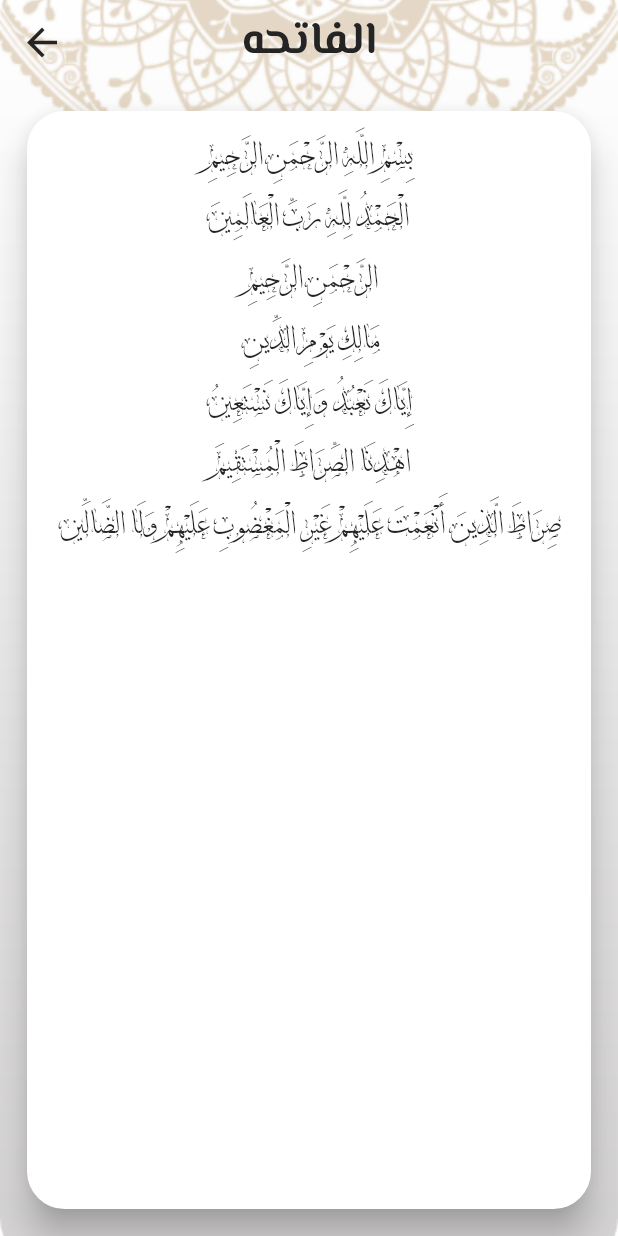
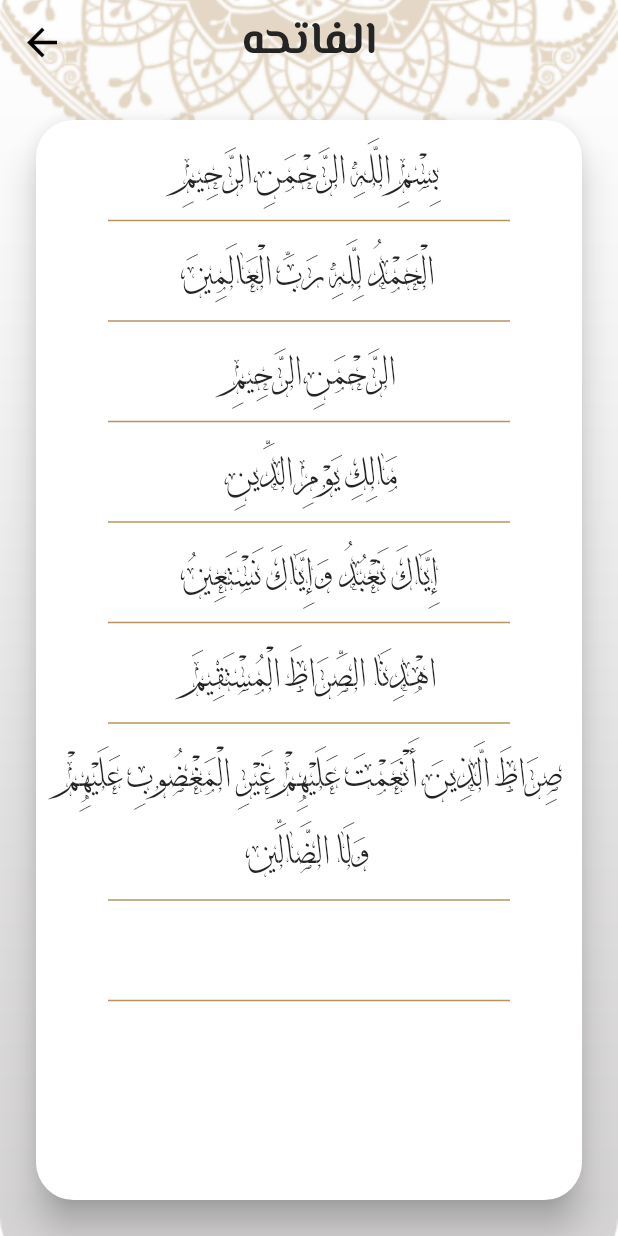
Before and after one commit to youssef18851/islami_app, a Flutter app: the screen it shows after launch, after a tap on "الفاتحه", on a phone screen of 412 x 824 dp. Run offline on Flutter 3.47's test engine with Material 2 defaults, Android fonts, the phone set to English and light mode, and no system bars; our stand-ins replace google_fonts; generated files the repository leaves out were written again.

Commit message:
finish dark mode and change theming

```diff
--- a/lib/home.dart
+++ b/lib/home.dart
@@ -1,11 +1,13 @@
 import 'package:flutter/material.dart';
+import 'package:islami_app/providers/my_provider.dart';
 import 'package:islami_app/tabs/ahadeth_tab.dart';
 import 'package:islami_app/tabs/quran_tab.dart';
 import 'package:islami_app/tabs/radio_tab.dart';
 import 'package:islami_app/tabs/sebha_tab.dart';
 import 'package:islami_app/tabs/setting_tab.dart';
-import 'package:islami_app/theme_data.dart';
 import 'package:flutter_gen/gen_l10n/app_localizations.dart';
+import 'package:provider/provider.dart';
+
 class Home extends StatefulWidget {
   static const String routeName = 'Home';
 
@@ -20,9 +22,13 @@ class _HomeState extends State<Home> {
 
   @override
   Widget build(BuildContext context) {
+    var provider = Provider.of<MyProvider>(context);
+
     return Stack(children: [
       Image.asset(
-        'assets/images/background.png',
+        provider.themeCode == ThemeMode.light
+            ? 'assets/images/background.png'
+            : 'assets/images/dark_bg.png',
         fit: BoxFit.cover,
         width: double.infinity,
       ),
@@ -43,26 +49,30 @@ class _HomeState extends State<Home> {
             BottomNavigationBarItem(
               icon: const ImageIcon(AssetImage('assets/images/quran.png')),
               label: AppLocalizations.of(context)!.quran,
-              backgroundColor: MyThemeData.primaryColor,
+              backgroundColor: Theme.of(context).colorScheme.primary
+              //backgroundColor: provider.themeCode == ThemeMode.light
+                 // ? Theme.of(context).colorScheme.background
+                 // : MyThemeData.primaryDarkColor,
             ),
             BottomNavigationBarItem(
                 icon: const ImageIcon(AssetImage('assets/images/sebha.png')),
                 label: AppLocalizations.of(context)!.sebha,
-                backgroundColor: MyThemeData.primaryColor),
+                backgroundColor: Theme.of(context).colorScheme.primary
+            ),
             BottomNavigationBarItem(
               icon: const ImageIcon(AssetImage('assets/images/ahadeth.png')),
               label: AppLocalizations.of(context)!.ahadeth,
-              backgroundColor: MyThemeData.primaryColor,
+                backgroundColor: Theme.of(context).colorScheme.primary
             ),
             BottomNavigationBarItem(
               icon: const ImageIcon(AssetImage('assets/images/radio.png')),
               label: AppLocalizations.of(context)!.radio,
-              backgroundColor: MyThemeData.primaryColor,
+                backgroundColor: Theme.of(context).colorScheme.primary
             ),
             BottomNavigationBarItem(
               icon: const Icon(Icons.settings),
               label: AppLocalizations.of(context)!.settings,
-              backgroundColor: MyThemeData.primaryColor,
+                backgroundColor: Theme.of(context).colorScheme.primary
             ),
           ],
         ),
@@ -76,6 +86,6 @@ class _HomeState extends State<Home> {
     const SebhaTab(),
     const AhadethTab(),
     const RadioTab(),
-    const SettingTab()
+    SettingTab()
   ];
 }
--- a/lib/main.dart
+++ b/lib/main.dart
@@ -22,6 +22,7 @@ class MyApp extends StatelessWidget {
       localizationsDelegates: AppLocalizations.localizationsDelegates,
       supportedLocales: AppLocalizations.supportedLocales,
       locale: Locale(pro.languageCode),
+      themeMode: pro.themeCode,
       theme: MyThemeData.lightTheme,
       darkTheme: MyThemeData.darkTheme,
       debugShowCheckedModeBanner: false,
--- a/lib/sura_details.dart
+++ b/lib/sura_details.dart
@@ -1,6 +1,7 @@
 import 'package:flutter/material.dart';
 import 'package:flutter/services.dart';
-import 'package:islami_app/theme_data.dart';
+import 'package:islami_app/providers/my_provider.dart';
+import 'package:provider/provider.dart';
 import 'sura_model.dart';
 
 class SuraDetails extends StatefulWidget {
@@ -17,34 +18,48 @@ class _SuraDetailsState extends State<SuraDetails> {
 
   @override
   Widget build(BuildContext context) {
+    var provider = Provider.of<MyProvider>(context);
+
     var args = ModalRoute.of(context)?.settings.arguments as SuraModel;
     if(verses.isEmpty){
       loadFile(args.index);
     }
     return Container(
-      decoration: const BoxDecoration(
+      decoration: BoxDecoration(
         image: DecorationImage(
-            image: AssetImage('assets/images/background.png'),
+            image: AssetImage(
+                provider.themeCode == ThemeMode.light?
+                'assets/images/background.png'
+                :'assets/images/dark_bg.png'
+            ),
             fit: BoxFit.cover),
       ),
       child: Scaffold(
         appBar: AppBar(
-          iconTheme: IconThemeData(color: MyThemeData.secondColor, size: 30),
+          iconTheme: IconThemeData(
+              color: Theme.of(context).colorScheme.secondary,
+              size: 30),
           title: Text(
             args.name,
             style: Theme.of(context).textTheme.bodyLarge,
           ),
         ),
         body: Padding(
-          padding: const EdgeInsets.all(14),
+          padding: const EdgeInsets.all(20),
           child: Card(
             elevation: 10,
+            color: Theme.of(context).colorScheme.surface,
             shape: RoundedRectangleBorder(
               borderRadius: BorderRadius.circular(25)
             ),
             child: Padding(
               padding: const EdgeInsets.all(8.0),
-              child: ListView.builder(
+              child: ListView.separated(separatorBuilder: (context, index) => Divider(
+                color: Theme.of(context).dividerColor,
+                thickness: 1,
+                endIndent: 40,
+                indent: 40,
+              ),
                   itemBuilder: (context, index) {
                     return Center(
                         child: Text(verses[index],
--- a/lib/tabs/quran_tab.dart
+++ b/lib/tabs/quran_tab.dart
@@ -1,7 +1,6 @@
 import 'package:flutter/material.dart';
 import 'package:islami_app/sura_details.dart';
 import 'package:islami_app/sura_model.dart';
-import 'package:islami_app/theme_data.dart';
 import 'package:flutter_gen/gen_l10n/app_localizations.dart';
 class QuranTab extends StatelessWidget {
   static List<String> suraNames = [
@@ -135,7 +134,7 @@ class QuranTab extends StatelessWidget {
             ),
           ),
           Divider(
-            color: MyThemeData.primaryColor,
+            color: Theme.of(context).dividerColor,
             thickness: 3,
           ),
           Column(
@@ -144,19 +143,18 @@ class QuranTab extends StatelessWidget {
                 AppLocalizations.of(context)!.suraNames,
                 style: Theme.of(context)
                     .textTheme
-                    .bodyMedium!
-                    .copyWith(color: MyThemeData.secondColor),
+                    .bodyMedium,
               ),
             ],
           ),
           Divider(
-            color: MyThemeData.primaryColor,
+            color: Theme.of(context).dividerColor,
             thickness: 3,
           ),
           Expanded(
             child: ListView.separated(
                 separatorBuilder: (context, index) => Divider(
-                      color: MyThemeData.primaryColor,
+                  color: Theme.of(context).dividerColor,
                       thickness: 1,
                       endIndent: 40,
                       indent: 40,
@@ -172,8 +170,7 @@ class QuranTab extends StatelessWidget {
                       suraNames[index],
                       style: Theme.of(context)
                           .textTheme
-                          .bodyMedium!
-                          .copyWith(color: MyThemeData.secondColor),
+                          .bodyMedium,
                     )),
                   );
                 },
--- a/lib/theme_data.dart
+++ b/lib/theme_data.dart
@@ -4,11 +4,25 @@ import 'package:google_fonts/google_fonts.dart';
 class MyThemeData {
   static Color primaryColor = const Color(0XFFB7935F);
   static Color secondColor = const Color(0XFF242424);
-  static Color primaryDarkColor = const Color(0XFFFACC1D);
-  static Color secondDarkColor = const Color(0XFF141A2E);
+  static Color primaryDarkColor = const Color(0XFF0F1424);
+  static Color secondDarkColor = const Color(0XFFFACC1D);
+  static Color thirdDarkColor = const Color(0XFFF8F8F8);
 
   static ThemeData lightTheme = ThemeData(
+      colorScheme: ColorScheme(
+          brightness: Brightness.light,
+          primary: primaryColor,
+          onPrimary: Colors.white,
+          secondary: Colors.black,
+          onSecondary: primaryColor,
+          error: Colors.red,
+          onError: Colors.white,
+          background: primaryColor,
+          onBackground: Colors.black,
+          surface: Colors.white,
+          onSurface: Colors.black),
       scaffoldBackgroundColor: Colors.transparent,
+      dividerColor: primaryColor,
       textTheme: TextTheme(
         bodyLarge: GoogleFonts.elMessiri(
           color: secondColor,
@@ -23,7 +37,7 @@ class MyThemeData {
         bodySmall: TextStyle(
           fontFamily: 'DecoType',
           color: secondColor,
-          fontSize: 20,
+          fontSize: 25,
           fontWeight: FontWeight.w400,
         ),
       ),
@@ -37,22 +51,37 @@ class MyThemeData {
           unselectedItemColor: const Color(0XFFFFFFFF),
           type: BottomNavigationBarType.shifting));
   static ThemeData darkTheme = ThemeData(
+      colorScheme: ColorScheme(
+          brightness: Brightness.light,
+          primary: primaryDarkColor,
+          onPrimary: Colors.black,
+          secondary: Colors.white,
+          onSecondary: Colors.white,
+          error: Colors.red,
+          onError: Colors.white,
+          background: secondDarkColor,
+          onBackground: Colors.white,
+          surface: primaryDarkColor,
+          onSurface: secondDarkColor),
+      iconTheme: const IconThemeData(color: Colors.white, size: 30),
       scaffoldBackgroundColor: Colors.transparent,
+      dividerColor: secondDarkColor,
       textTheme: TextTheme(
         bodyLarge: GoogleFonts.elMessiri(
-          color: secondColor,
+          color: Colors.white,
           fontSize: 30,
           fontWeight: FontWeight.bold,
         ),
         bodyMedium: GoogleFonts.elMessiri(
-          color: primaryDarkColor,
+          color: thirdDarkColor,
           fontSize: 25,
           fontWeight: FontWeight.w500,
         ),
-        bodySmall: GoogleFonts.elMessiri(
-          color: const Color(0XFFFFFFFF),
-          fontSize: 20,
-          fontWeight: FontWeight.w400,
+        bodySmall: TextStyle(
+          fontFamily: 'DecoType',
+          color: secondDarkColor,
+          fontSize: 25,
+          fontWeight: FontWeight.w500,
         ),
       ),
       appBarTheme: AppBarTheme(
@@ -62,7 +91,7 @@ class MyThemeData {
         centerTitle: true,
       ),
       bottomNavigationBarTheme: BottomNavigationBarThemeData(
-          selectedItemColor: primaryDarkColor,
+          selectedItemColor: secondDarkColor,
           unselectedItemColor: const Color(0XFFFFFFFF),
           type: BottomNavigationBarType.shifting));
 }
```
Also changed, not shown: lib/bottom_sheets/language.dart (+10 -5 lines), lib/bottom_sheets/theme.dart (+23 -10 lines), lib/providers/my_provider.dart (+7 -1 lines), lib/tabs/ahadeth_tab.dart (+3 -5 lines), lib/tabs/sebha_tab.dart (+22 -21 lines), lib/tabs/setting_tab.dart (+58 -20 lines), assets/images/2.0x/elsebha_dark.png@2x.png (added), assets/images/3.0x/elsebha_dark.png@3x.png (added), assets/images/elsebha_dark.png (added).
